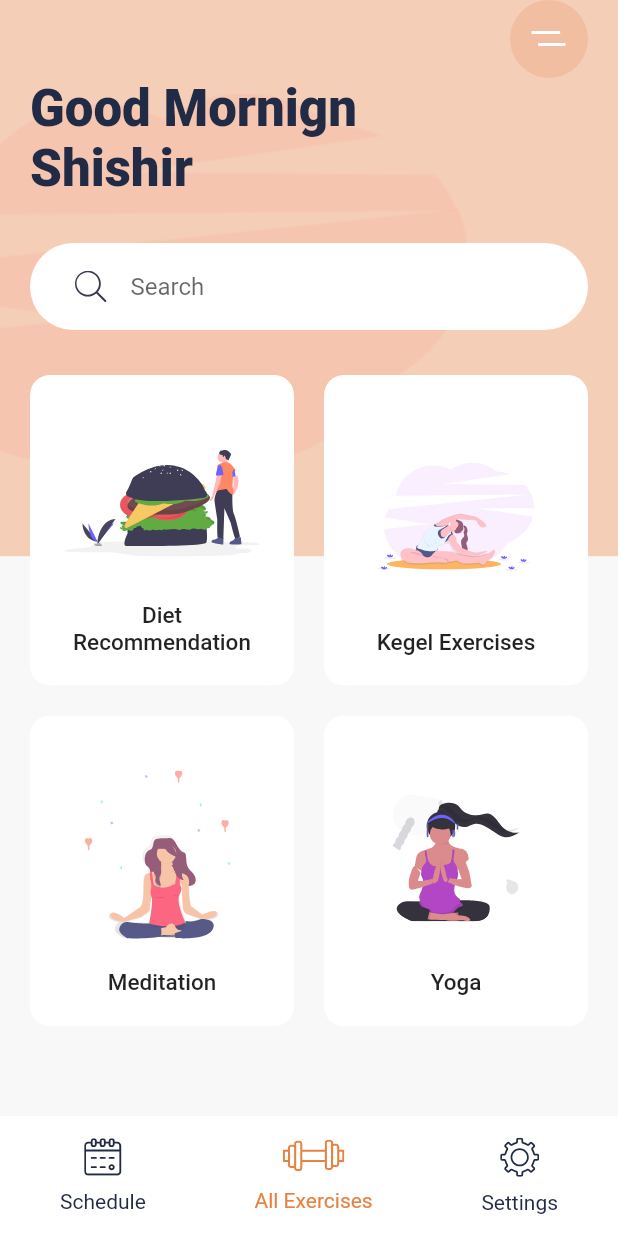
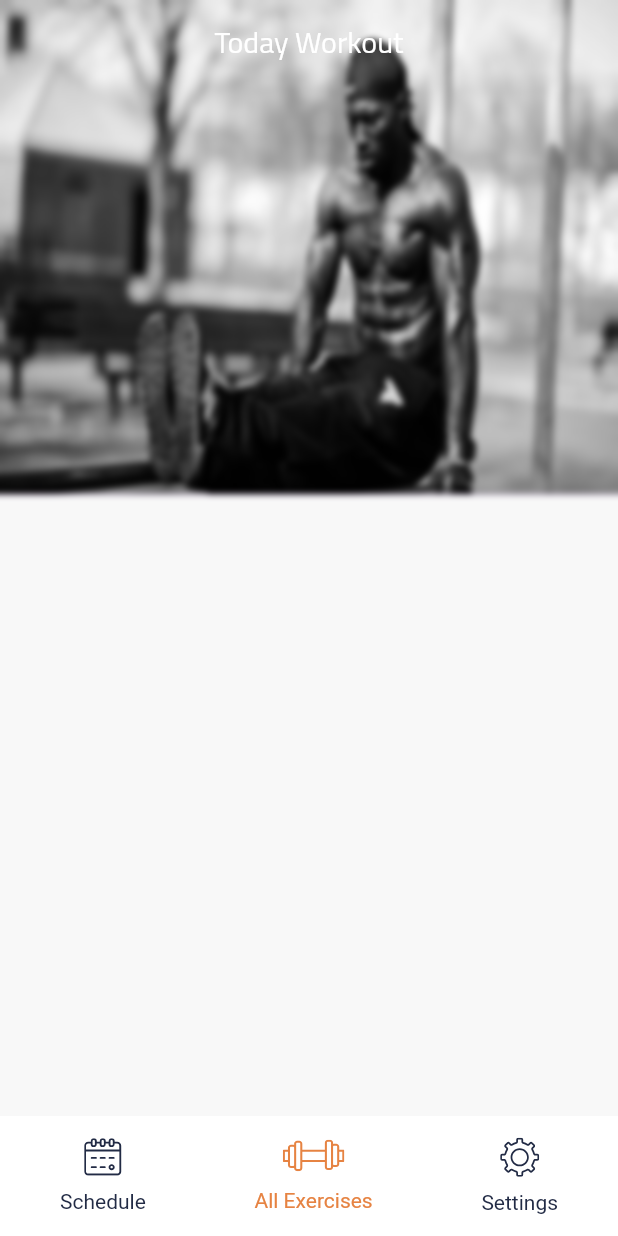
Before and after one commit to ngoduongkha/WokeOut, a Flutter app: the screen it shows once a user with an empty profile is signed in, on a phone screen of 412 x 824 dp. Run offline on Flutter 3.47's test engine with Material 2 defaults, Android fonts, the phone set to English and light mode, and no system bars; our stand-ins replace firebase_auth, firebase_core, flutter_svg, get_it, google_sign_in; missing offline and left inert: flutter_facebook_login; accounts and stored records are empty.

Commit message:
nothing here

```diff
--- a/lib/screens/allExercisePage.dart
+++ b/lib/screens/allExercisePage.dart
@@ -1,96 +1,42 @@
+import 'dart:ui';
+
 import 'package:flutter/material.dart';
-import 'package:flutter_svg/svg.dart';
-import 'package:woke_out/widgets/category_card.dart';
-import 'package:woke_out/widgets/search_bar.dart';
-
-import 'detailsPage.dart';
 
 class AllExercisePage extends StatelessWidget {
   @override
-  Widget build(BuildContext context) {
-    var size = MediaQuery.of(context).size;
-    return Stack(
-      children: <Widget>[
-        Container(
-          // Here the height of the container is 45% of our total height
-          height: size.height * .45,
+  Widget build(BuildContext context) => Scaffold(
+        body: CustomScrollView(
+          physics: BouncingScrollPhysics(), // Bounce effect when scrolling
+          slivers: [
+            buildAppBar(context),
+          ],
+        ),
+      );
+  SliverAppBar buildAppBar(BuildContext context) => SliverAppBar(
+        flexibleSpace: Container(
           decoration: BoxDecoration(
-            color: Color(0xFFF5CEB8),
             image: DecorationImage(
-              alignment: Alignment.centerLeft,
-              image: AssetImage("assets/images/undraw_pilates_gpdb.png"),
+              image: AssetImage("assets/images/chest_workout.jpg"),
+              fit: BoxFit.fill,
+            ),
+          ),
+          child: BackdropFilter(
+            filter: ImageFilter.blur(sigmaX: 2, sigmaY: 2),
+            child: Container(
+              child: Container(
+                decoration: BoxDecoration(
+                  color: Colors.white.withOpacity(0.0),
+                ),
+              ),
             ),
           ),
         ),
-        SafeArea(
-          child: Padding(
-            padding: const EdgeInsets.symmetric(horizontal: 20),
-            child: Column(
-              crossAxisAlignment: CrossAxisAlignment.start,
-              children: <Widget>[
-                Align(
-                  alignment: Alignment.topRight,
-                  child: Container(
-                    alignment: Alignment.center,
-                    height: 52,
-                    width: 52,
-                    decoration: BoxDecoration(
-                      color: Color(0xFFF2BEA1),
-                      shape: BoxShape.circle,
-                    ),
-                    child: SvgPicture.asset("assets/icons/menu.svg"),
-                  ),
-                ),
-                Text(
-                  "Good Mornign \nShishir",
-                  style: Theme.of(context)
-                      .textTheme
-                      .display1
-                      .copyWith(fontWeight: FontWeight.w900),
-                ),
-                SearchBar(),
-                Expanded(
-                  child: GridView.count(
-                    crossAxisCount: 2,
-                    childAspectRatio: .85,
-                    crossAxisSpacing: 20,
-                    mainAxisSpacing: 20,
-                    children: <Widget>[
-                      CategoryCard(
-                        title: "Diet Recommendation",
-                        svgSrc: "assets/icons/Hamburger.svg",
-                        press: () {},
-                      ),
-                      CategoryCard(
-                        title: "Kegel Exercises",
-                        svgSrc: "assets/icons/Excrecises.svg",
-                        press: () {},
-                      ),
-                      CategoryCard(
-                        title: "Meditation",
-                        svgSrc: "assets/icons/Meditation.svg",
-                        press: () {
-                          Navigator.push(
-                            context,
-                            MaterialPageRoute(builder: (context) {
-                              return DetailsPage();
-                            }),
-                          );
-                        },
-                      ),
-                      CategoryCard(
-                        title: "Yoga",
-                        svgSrc: "assets/icons/yoga.svg",
-                        press: () {},
-                      ),
-                    ],
-                  ),
-                ),
-              ],
-            ),
-          ),
-        )
-      ],
-    );
-  }
+        expandedHeight: MediaQuery.of(context).size.height * 0.4,
+        stretch: true,
+        title: Text(
+          'Today Workout',
+        ),
+        centerTitle: true,
+        pinned: true,
+      );
 }
--- a/pubspec.yaml
+++ b/pubspec.yaml
@@ -31,6 +31,7 @@ dependencies:
   get_it: ^6.0.0
   google_sign_in: ^5.0.1
   provider: ^5.0.0
+  google_fonts: ^2.0.0
 
 dev_dependencies:
   flutter_test:
```
Also changed, not shown: assets/images/chest_workout.jpg (added), lib/screens/schedulePage.dart (deleted), pubspec.lock.
